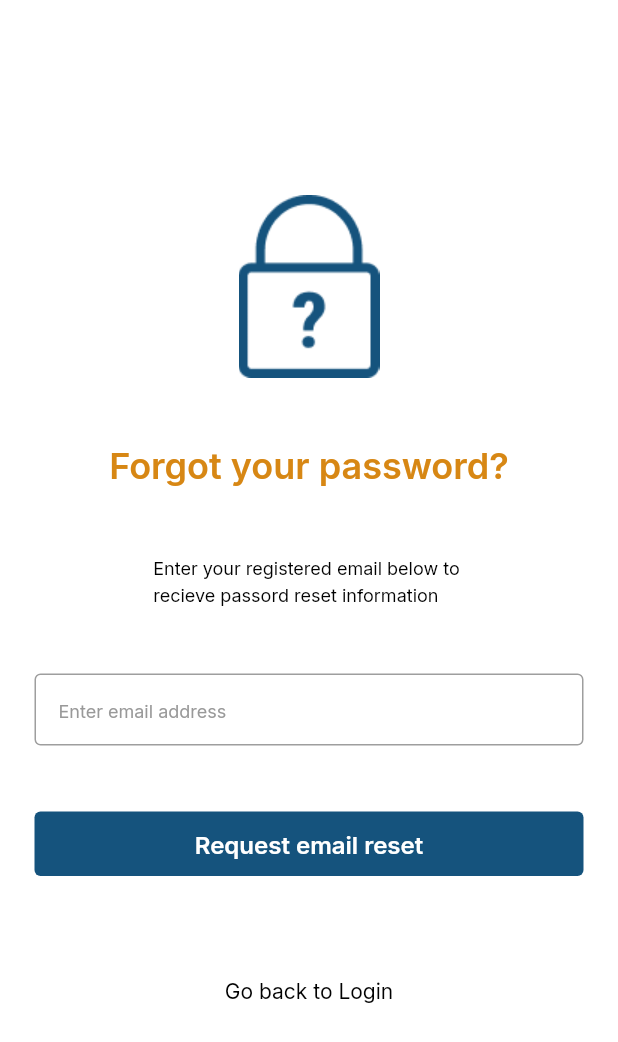
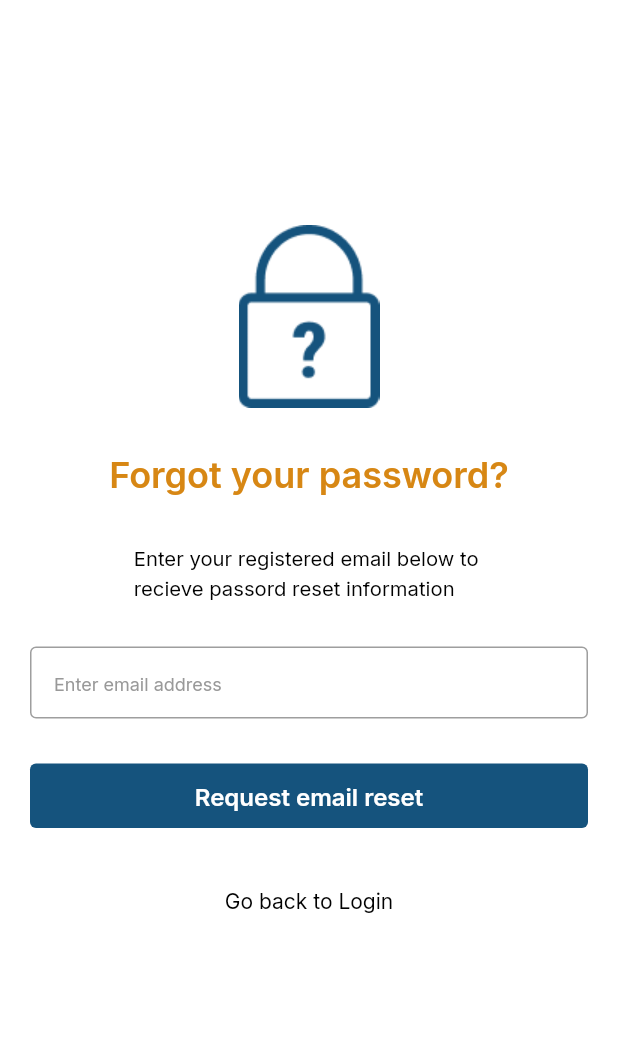
Before and after one commit to JideijeEmeka/agent_app_gig, a Flutter app: the ForgotPasswordView screen opened directly, on a phone screen of 412 x 824 dp. Shown: the top 1042 px of the screen. Run offline on Flutter 3.47's test engine with Material 2 defaults, Android fonts, the light colour scheme and no system bars; our stand-ins replace dotted_border, google_fonts, page_transition.

Commit message:
Add more features

```diff
--- a/lib/views/account_details_view.dart
+++ b/lib/views/account_details_view.dart
@@ -18,7 +18,7 @@ class _AccountDetailsViewState extends State<AccountDetailsView> {
       backgroundColor: AppColors.mainColor,
       body: SingleChildScrollView(
         child: Container(
-          margin: const EdgeInsets.symmetric(horizontal: 23),
+          margin: const EdgeInsets.symmetric(horizontal: 20),
           child: Column(
             crossAxisAlignment: CrossAxisAlignment.start,
             children: [
--- a/lib/views/forgot_password_view.dart
+++ b/lib/views/forgot_password_view.dart
@@ -1,8 +1,10 @@
 import 'package:agent_app/helpers/app_colors.dart';
+import 'package:agent_app/views/sign_in.dart';
 import 'package:agent_app/views/verify_forgotten_email_view.dart';
 import 'package:agent_app/widgets/btn_widget.dart';
 import 'package:flutter/material.dart';
 import 'package:google_fonts/google_fonts.dart';
+import 'package:page_transition/page_transition.dart';
 
 class ForgotPasswordView extends StatefulWidget {
   const ForgotPasswordView({Key? key}) : super(key: key);
@@ -18,16 +20,16 @@ class _ForgotPasswordViewState extends State<ForgotPasswordView> {
       backgroundColor: AppColors.mainColor,
       body: SingleChildScrollView(
         child: Container(
-          alignment: Alignment.center,
-          margin: const EdgeInsets.symmetric(horizontal: 23),
+          margin: const EdgeInsets.symmetric(horizontal: 20),
           child: Column(
+            mainAxisAlignment: MainAxisAlignment.center,
             children: [
               const SizedBox(
-                height: 130,
+                height: 150,
               ),
               Image.asset("assets/images/lock.png"),
               Padding(
-                padding: const EdgeInsets.symmetric(vertical: 44),
+                padding: const EdgeInsets.symmetric(vertical: 30),
                 child: Text(
                   "Forgot your password?",
                   style: GoogleFonts.inter(
@@ -39,12 +41,12 @@ class _ForgotPasswordViewState extends State<ForgotPasswordView> {
                 ),
               ),
               Padding(
-                padding: const EdgeInsets.only(bottom: 44),
+                padding: const EdgeInsets.only(bottom: 30),
                 child: Text(
                   "Enter your registered email below to \nrecieve passord reset information",
                   style: GoogleFonts.inter(
                       textStyle: const TextStyle(
-                          fontSize: 12,
+                          fontSize: 13.5,
                           height: 1.5,
                           fontWeight: FontWeight.w400,
                           color: AppColors.blackColor,
@@ -65,15 +67,23 @@ class _ForgotPasswordViewState extends State<ForgotPasswordView> {
                         borderRadius: BorderRadius.circular(4))),
               ),
               Padding(
-                padding: const EdgeInsets.only(top: 44, bottom: 68),
+                padding: const EdgeInsets.only(top: 30, bottom: 40),
                 child: btnWidget(context, "Request email reset", onTap: () {
                   Navigator.push(
                       context,
                       MaterialPageRoute(
-                          builder: (context) => const VerifyForgottenEmailView()));
+                          builder: (context) =>
+                              const VerifyForgottenEmailView()));
                 }),
               ),
-              Text(
+              InkWell(
+                onTap: () => Navigator.push(
+                    context,
+                    PageTransition(
+                        child: const SignInView(),
+                        type: PageTransitionType.leftToRight,
+                        duration: const Duration(milliseconds: 400))),
+                child: Text(
                   "Go back to Login",
                   style: GoogleFonts.inter(
                       textStyle: const TextStyle(
@@ -82,6 +92,7 @@ class _ForgotPasswordViewState extends State<ForgotPasswordView> {
                           color: AppColors.blackColor,
                           fontStyle: FontStyle.normal)),
                 ),
+              ),
             ],
           ),
         ),
```
Also changed, not shown: lib/views/about.dart (added, +21 -0 lines), lib/views/congratulations_view.dart (+19 -7 lines), lib/views/create_password_view.dart (+8 -7 lines). Lines whose indentation alone changed are shown as unchanged.
